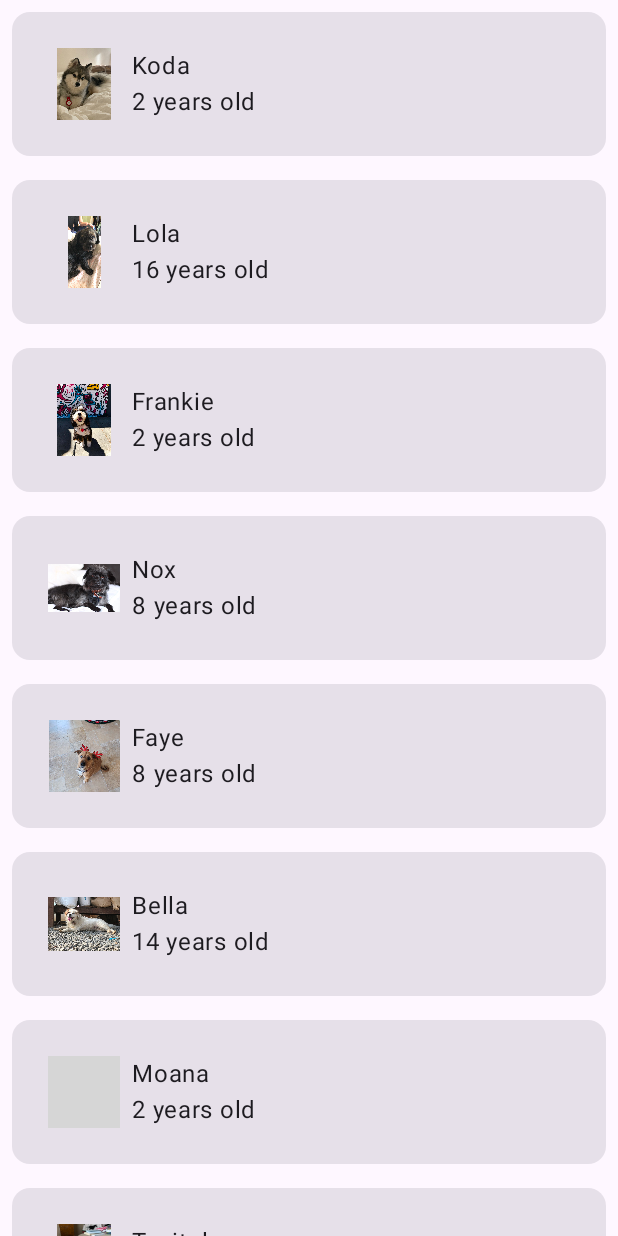
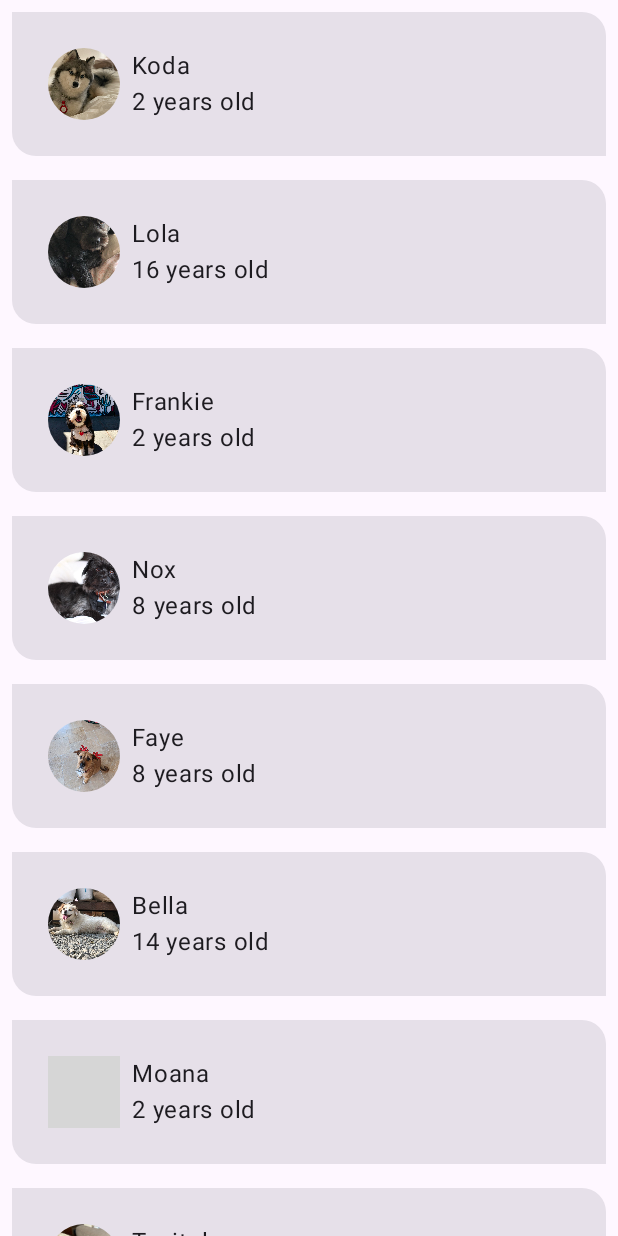
Before and after one commit to dizzcode/woof-android-test-app, an Android app built with Jetpack Compose: the screen it shows after launch (MainActivity), on a phone screen of 412 x 824 dp. Run offline under Robolectric (Android 15) with nearby library versions, the light colour scheme and no system bars; grey boxes are pictures that could not be loaded.

Commit message:
Add shapes

```diff
--- a/app/src/main/java/dizzcode/com/woof/MainActivity.kt
+++ b/app/src/main/java/dizzcode/com/woof/MainActivity.kt
@@ -17,10 +17,13 @@ import androidx.compose.foundation.layout.statusBarsPadding
 import androidx.compose.foundation.lazy.LazyColumn
 import androidx.compose.foundation.lazy.items
 import androidx.compose.material3.Card
+import androidx.compose.material3.MaterialTheme
 import androidx.compose.material3.Surface
 import androidx.compose.material3.Text
 import androidx.compose.runtime.Composable
 import androidx.compose.ui.Modifier
+import androidx.compose.ui.draw.clip
+import androidx.compose.ui.layout.ContentScale
 import androidx.compose.ui.res.dimensionResource
 import androidx.compose.ui.res.painterResource
 import androidx.compose.ui.res.stringResource
@@ -101,8 +104,10 @@ fun DogIcon(
     Image(
         modifier = modifier
             .size(dimensionResource(R.dimen.image_size))
-            .padding(dimensionResource(R.dimen.padding_small)),
+            .padding(dimensionResource(R.dimen.padding_small))
+            .clip(MaterialTheme.shapes.small),
         painter = painterResource(dogIcon),
+        contentScale = ContentScale.Crop,
 
         // Content Description is not needed here - image is decorative, and setting a null content
         // description allows accessibility services to skip this element during navigation.
--- /dev/null
+++ b/app/src/main/java/dizzcode/com/woof/ui/theme/Shape.kt
@@ -0,0 +1,10 @@
+package dizzcode.com.woof.ui.theme
+
+import androidx.compose.foundation.shape.RoundedCornerShape
+import androidx.compose.material3.Shapes
+import androidx.compose.ui.unit.dp
+
+val Shapes = Shapes(
+    small = RoundedCornerShape(50.dp),
+    medium = RoundedCornerShape(bottomStart = 16.dp, topEnd = 16.dp)
+)
--- a/app/src/main/java/dizzcode/com/woof/ui/theme/Theme.kt
+++ b/app/src/main/java/dizzcode/com/woof/ui/theme/Theme.kt
@@ -109,15 +109,10 @@ fun WoofTheme(
 
     MaterialTheme(
         colorScheme = colorScheme,
+        shapes = Shapes,
         typography = Typography,
         content = content
     )
-//    MaterialTheme(
-//        colorScheme = colorScheme,
-//        shapes = Shapes,
-//        typography = Typography,
-//        content = content
-//    )
 }
 
 
```
